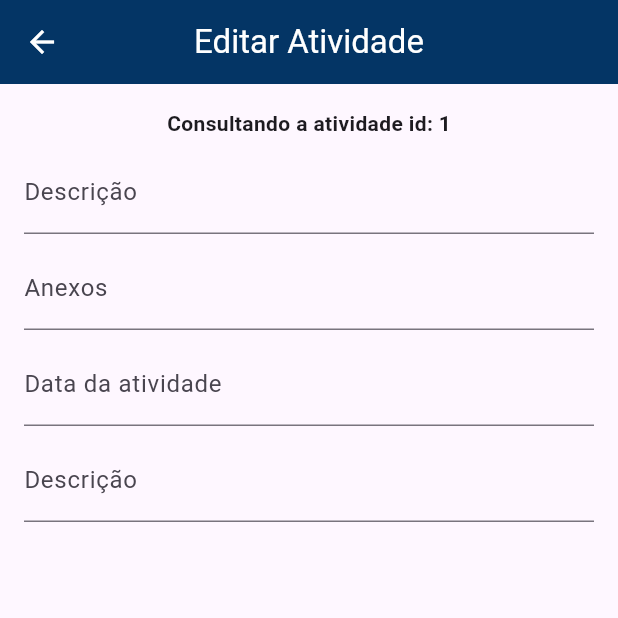
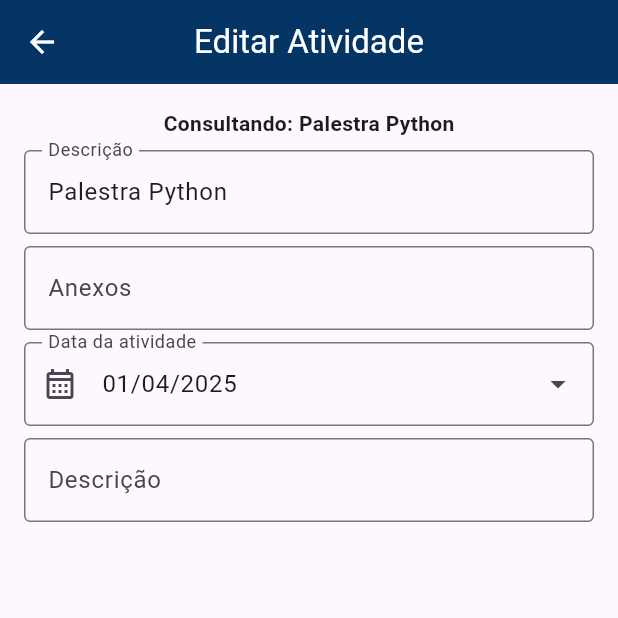
Before and after one commit to GabrielTurri/ac-smart-mobile, a Flutter app: the Activities screen opened by its route, after a tap on "Palestra Python", on a phone screen of 412 x 824 dp, the top half of it. Run offline on Flutter 3.47's test engine with Material 3 defaults, Android fonts, the phone set to English and light mode, and no system bars; our stand-ins replace go_router.

Commit message:
alterações nas telas de incluir e alterar atividades

```diff
--- a/lib/models/activity.dart
+++ b/lib/models/activity.dart
@@ -6,6 +6,7 @@ class Activity {
   final int horasSolicitadas;
   final int horasAprovadas = 0;
   final DateTime dataEntrega = DateTime.now();
+  final DateTime dataAtividade = DateTime.utc(2025, 04, 01);
   final String status;
 
   int pageIndex = 0;
@@ -25,14 +26,14 @@ class Activity {
 List<Activity> get atividades => _atividades;
 
 final List<Activity> _atividades = [
-  Activity(id: 1, descricao: 'Palestra Python', horasSolicitadas: 4),
+  Activity(id: 0, descricao: 'Palestra Python', horasSolicitadas: 4),
   Activity(
-      id: 2,
+      id: 1,
       descricao: 'Palestra Machine Learning',
       horasSolicitadas: 8,
       status: 'Reprovada'),
   Activity(
-      id: 3,
+      id: 2,
       descricao: 'Certificado: HTML Básico',
       horasSolicitadas: 4,
       status: 'Aprovada'),
--- a/lib/pages/activity_details.dart
+++ b/lib/pages/activity_details.dart
@@ -1,17 +1,16 @@
 // import 'package:ac_smart/models/activity.dart';
+import 'package:ac_smart/models/activity.dart';
 import 'package:ac_smart/pages/ui/app_bar.dart';
 import 'package:ac_smart/pages/ui/button.dart';
 import 'package:flutter/material.dart';
 
 class ActivityDetails extends StatelessWidget {
-  const ActivityDetails({super.key, this.activityId});
-  final int? activityId;
+  const ActivityDetails({super.key, this.id});
+  final int? id;
 
   @override
   Widget build(BuildContext context) {
-    return (activityId == null)
-        ? const InserirAtividade()
-        : EditarAtividade(activityId: activityId!);
+    return (id == null) ? const InserirAtividade() : EditarAtividade(id: id!);
   }
 }
 
@@ -23,25 +22,27 @@ class InserirAtividade extends StatelessWidget {
     return Scaffold(
       appBar: const ACSmartAppBar(title: 'Inserir Nova Atividade'),
       body: Container(
+        margin: const EdgeInsets.only(bottom: 8),
         padding: const EdgeInsets.all(16),
         child: Column(
-          spacing: 8,
           mainAxisAlignment: MainAxisAlignment.spaceBetween,
           children: [
-            const SingleChildScrollView(
+            SingleChildScrollView(
               child: Column(
+                spacing: 16,
                 children: [
-                  TextField(
-                    decoration: InputDecoration(labelText: 'Descrição'),
+                  const TextField(
+                    decoration: InputDecoration(
+                        labelText: 'Descrição', border: OutlineInputBorder()),
                   ),
-                  TextField(
-                    decoration: InputDecoration(labelText: 'Anexos'),
+                  const TextField(
+                    decoration: InputDecoration(
+                        labelText: 'Anexos', border: OutlineInputBorder()),
                   ),
-                  TextField(
-                    decoration: InputDecoration(labelText: 'Data da atividade'),
-                  ),
-                  TextField(
-                    decoration: InputDecoration(labelText: 'Descrição'),
+                  CalendarioInput(DateTime.now()),
+                  const TextField(
+                    decoration: InputDecoration(
+                        labelText: 'Descrição', border: OutlineInputBorder()),
                   ),
                 ],
               ),
@@ -55,17 +56,21 @@ class InserirAtividade extends StatelessWidget {
 }
 
 class EditarAtividade extends StatelessWidget {
-  const EditarAtividade({
+  EditarAtividade({
     super.key,
-    required this.activityId,
+    required this.id,
   });
 
-  final int activityId;
+  final int id;
 
   @override
   Widget build(BuildContext context) {
-    // Activity atividade = Activity(id: activityId);
-    // Aqui ele precisa encontrar a atividade já cadastrada
+    final atividade = consultarAtividade(id);
+
+    TextEditingController descricaoController =
+        TextEditingController(text: atividade.descricao);
+    DateTime dataAtividade = atividade.dataAtividade;
+    TextEditingController horasSolicitadasController;
 
     return Scaffold(
       appBar: const ACSmartAppBar(title: 'Editar Atividade'),
@@ -75,20 +80,22 @@ class EditarAtividade extends StatelessWidget {
           spacing: 8,
           children: [
             Text(
-              'Consultando a atividade id: $activityId',
+              'Consultando: ${atividade.descricao}',
               style: const TextStyle(fontWeight: FontWeight.bold),
             ),
-            const TextField(
-              decoration: InputDecoration(labelText: 'Descrição'),
+            TextField(
+              controller: descricaoController,
+              decoration: const InputDecoration(
+                  labelText: 'Descrição', border: OutlineInputBorder()),
             ),
             const TextField(
-              decoration: InputDecoration(labelText: 'Anexos'),
+              decoration: InputDecoration(
+                  labelText: 'Anexos', border: OutlineInputBorder()),
             ),
+            CalendarioInput(dataAtividade),
             const TextField(
-              decoration: InputDecoration(labelText: 'Data da atividade'),
-            ),
-            const TextField(
-              decoration: InputDecoration(labelText: 'Descrição'),
+              decoration: InputDecoration(
+                  labelText: 'Descrição', border: OutlineInputBorder()),
             ),
           ],
         ),
@@ -96,3 +103,35 @@ class EditarAtividade extends StatelessWidget {
     );
   }
 }
+
+class CalendarioInput extends StatelessWidget {
+  CalendarioInput(this.dataAtividade, {super.key});
+  DateTime dataAtividade;
+
+  @override
+  Widget build(BuildContext context) {
+    TextEditingController dataAtividadeController = TextEditingController(
+        text:
+            '${dataAtividade.day.toString().padLeft(2, '0')}/${dataAtividade.month.toString().padLeft(2, '0')}/${dataAtividade.year.toString()}');
+
+    return TextField(
+      controller: dataAtividadeController,
+      readOnly: true,
+      onTap: () => showDatePicker(
+        context: context,
+        helpText: 'Selecione a data da atividade',
+        initialDate: dataAtividade,
+        firstDate: dataAtividade.subtract(const Duration(days: 365)),
+        lastDate: DateTime.now(),
+        onDatePickerModeChange: (value) {
+          debugPrint(value.toString());
+        },
+      ),
+      decoration: const InputDecoration(
+          prefixIcon: Icon(Icons.calendar_month_outlined),
+          suffixIcon: Icon(Icons.arrow_drop_down_outlined),
+          labelText: 'Data da atividade',
+          border: OutlineInputBorder()),
+    );
+  }
+}
--- a/lib/pages/home_page.dart
+++ b/lib/pages/home_page.dart
@@ -54,9 +54,13 @@ class _HomePageState extends State<HomePage> {
         onPressed: () {
           context.push('/activities/new');
         },
-        label: const Icon(
+        icon: const Icon(
           Icons.note_add,
           color: Colors.white,
+        ),
+        label: const Text(
+          'Nova Atividade',
+          style: TextStyle(color: Colors.white),
         ),
         tooltip: 'Criar atividade',
         backgroundColor: const Color(0xff043565),
--- a/lib/routes.dart
+++ b/lib/routes.dart
@@ -25,7 +25,7 @@ class Routes {
               path: ':id',
               builder: (context, state) {
                 final id = int.tryParse(state.pathParameters['id']!);
-                return ActivityDetails(activityId: id);
+                return ActivityDetails(id: id);
               },
             ),
             GoRoute(
```
Also changed, not shown: 4 other files.
